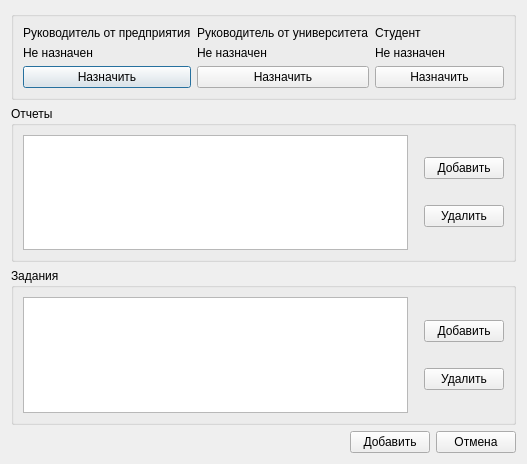
Before: the Qt Designer form ui/passingpracticewindow.ui in 7enSmile/clientVKR, drawn with Qt 5.
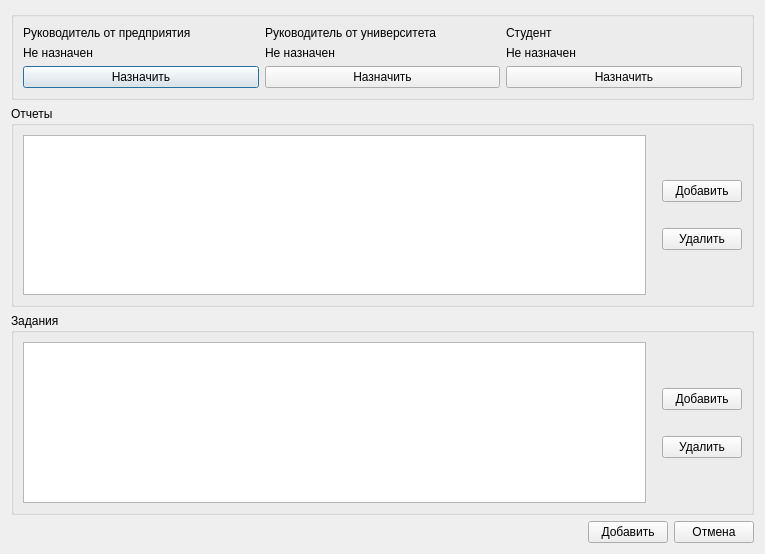
After: the same form once the commit is applied.

What changed in the file:
```diff
--- a/ui/passingpracticewindow.ui
+++ b/ui/passingpracticewindow.ui
@@ -6,8 +6,8 @@
    <rect>
     <x>0</x>
     <y>0</y>
-    <width>527</width>
-    <height>464</height>
+    <width>765</width>
+    <height>554</height>
    </rect>
   </property>
   <property name="windowTitle">
```
